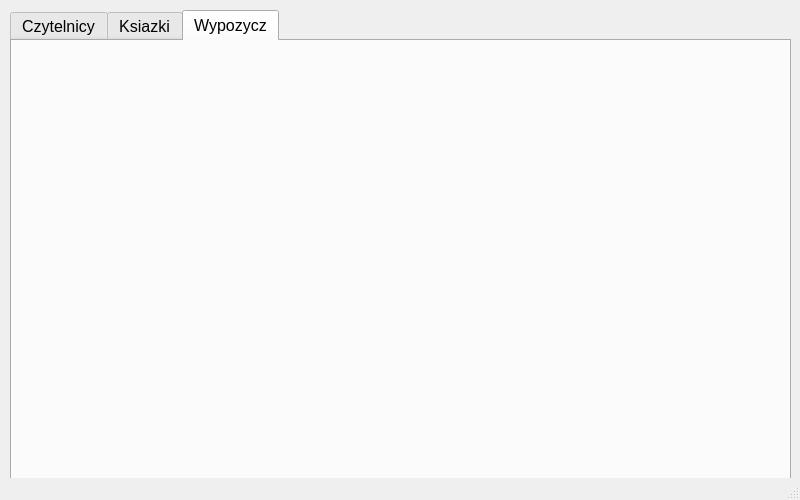
Qt form GUI_PROGRAMMING/FIFTH/Data_Base/mainwindow.ui (Siwwyy/3_Studying_Year) before a commit.
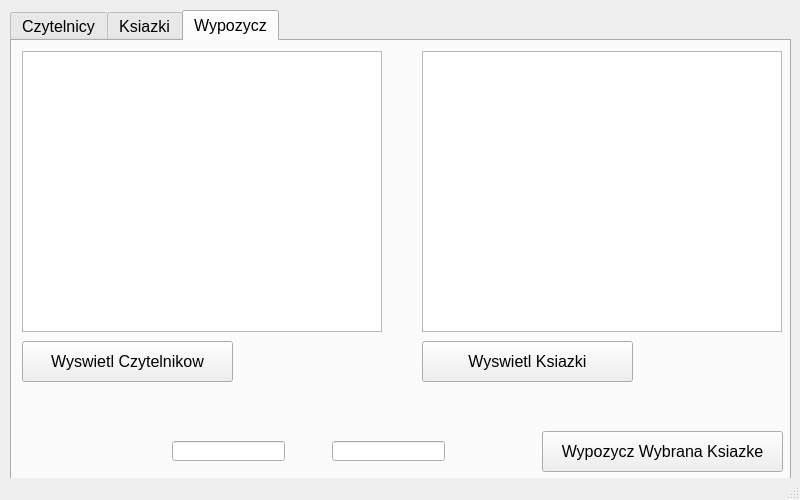
The same form after that commit. The open tabs and pages were chosen to show the change.

The edit to the form file:
```diff
--- a/GUI_PROGRAMMING/FIFTH/Data_Base/mainwindow.ui
+++ b/GUI_PROGRAMMING/FIFTH/Data_Base/mainwindow.ui
@@ -264,6 +264,85 @@
      <attribute name="title">
       <string>Wypozycz</string>
      </attribute>
+     <widget class="QTableView" name="Lista_Wypozycz_Czytelnicy">
+      <property name="geometry">
+       <rect>
+        <x>10</x>
+        <y>10</y>
+        <width>360</width>
+        <height>281</height>
+       </rect>
+      </property>
+     </widget>
+     <widget class="QTableView" name="Lista_Wypozycz_Ksiazki">
+      <property name="geometry">
+       <rect>
+        <x>410</x>
+        <y>10</y>
+        <width>360</width>
+        <height>281</height>
+       </rect>
+      </property>
+     </widget>
+     <widget class="QPushButton" name="Wyswietl_Czytelnicy_Wypozycz">
+      <property name="geometry">
+       <rect>
+        <x>10</x>
+        <y>300</y>
+        <width>211</width>
+        <height>41</height>
+       </rect>
+      </property>
+      <property name="text">
+       <string>Wyswietl Czytelnikow</string>
+      </property>
+     </widget>
+     <widget class="QPushButton" name="Wyswietl_Ksiazki_Wypozycz">
+      <property name="geometry">
+       <rect>
+        <x>410</x>
+        <y>300</y>
+        <width>211</width>
+        <height>41</height>
+       </rect>
+      </property>
+      <property name="text">
+       <string>Wyswietl Ksiazki</string>
+      </property>
+     </widget>
+     <widget class="QLineEdit" name="temp1">
+      <property name="geometry">
+       <rect>
+        <x>160</x>
+        <y>400</y>
+        <width>113</width>
+        <height>20</height>
+       </rect>
+      </property>
+     </widget>
+     <widget class="QLineEdit" name="temp2">
+      <property name="geometry">
+       <rect>
+        <x>320</x>
+        <y>400</y>
+        <width>113</width>
+        <height>20</height>
+       </rect>
+      </property>
+     </widget>
+     <widget class="QPushButton" name="Wypozycz_Ksiazke">
+      <property name="geometry">
+       <rect>
+        <x>530</x>
+        <y>390</y>
+        <width>241</width>
+        <height>41</height>
+       </rect>
+      </property>
+      <property name="text">
+       <string>Wypozycz Wybrana Ksiazke</string>
+      </property>
+     </widget>
     </widget>
    </widget>
   </widget>
```
Left out of the diff: 2 changed lines with no effect on the pictures.
